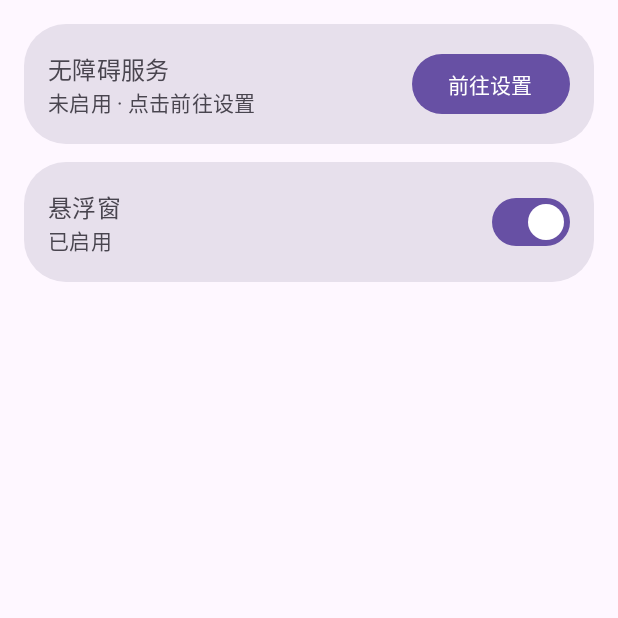
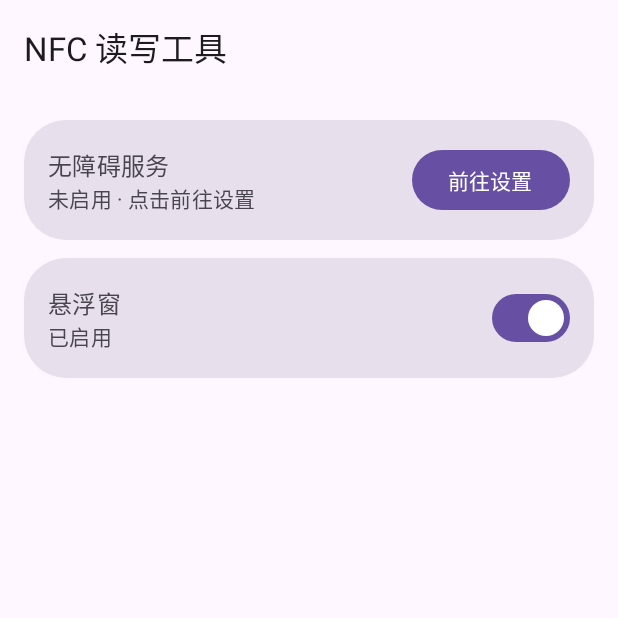
Before and after one commit to kgyyds/nfcrw_Next, an Android app built with Jetpack Compose: the screen it shows after launch (MainActivity), on a phone screen of 412 x 824 dp, the top half of it. Run offline under Robolectric (Android 15) with nearby library versions, the phone set to English and light mode, and no system bars.

Commit message:
未声明的修复

```diff
--- a/app/src/main/java/com/kgapp/nfcrw/MainActivity.kt
+++ b/app/src/main/java/com/kgapp/nfcrw/MainActivity.kt
@@ -17,8 +17,19 @@ class MainActivity : ComponentActivity() {
 
         setContent {
     MaterialTheme {
+        Scaffold(
+            topBar = {
+                TopAppBar(
+                    title = {
+                        Text("NFC 读写工具")
+                    }
+                )
+            }
+        ) { innerPadding ->
             Surface(
-                    modifier = Modifier.fillMaxSize(),
+                modifier = Modifier
+                    .fillMaxSize()
+                    .padding(innerPadding), // 👈 关键：给状态栏 + 顶部栏让位
                 color = MaterialTheme.colorScheme.background
             ) {
                 Column(
@@ -91,3 +102,4 @@ class MainActivity : ComponentActivity() {
     }
 }
     }
+}
```
Lines whose indentation alone changed are shown as unchanged.
